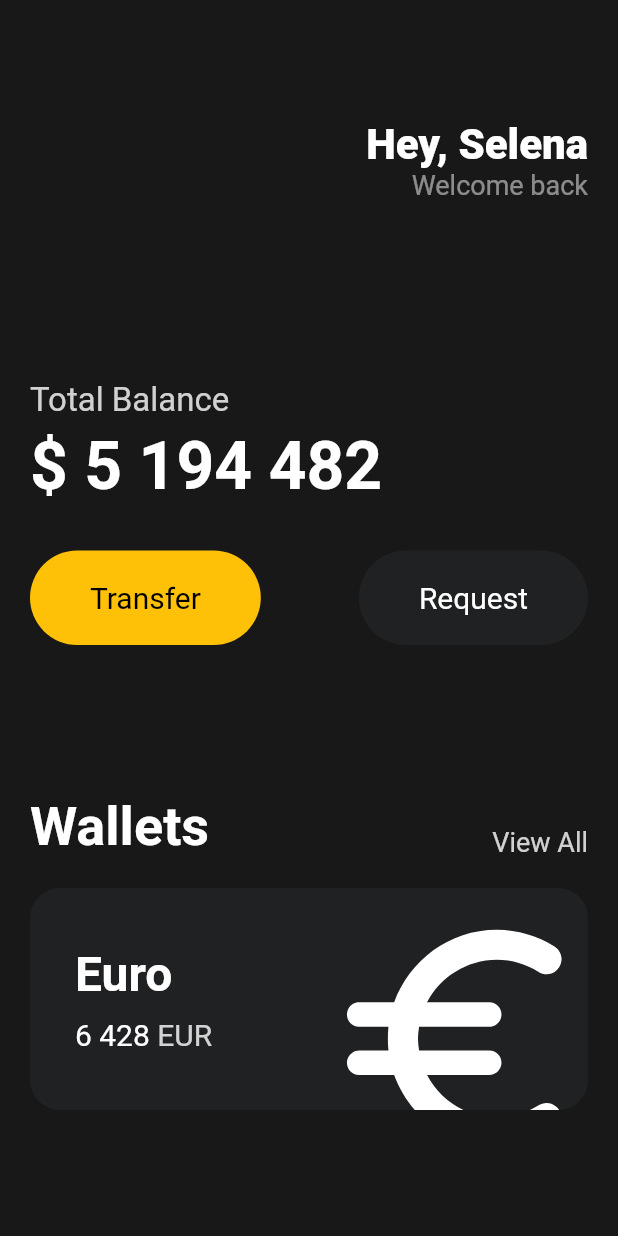
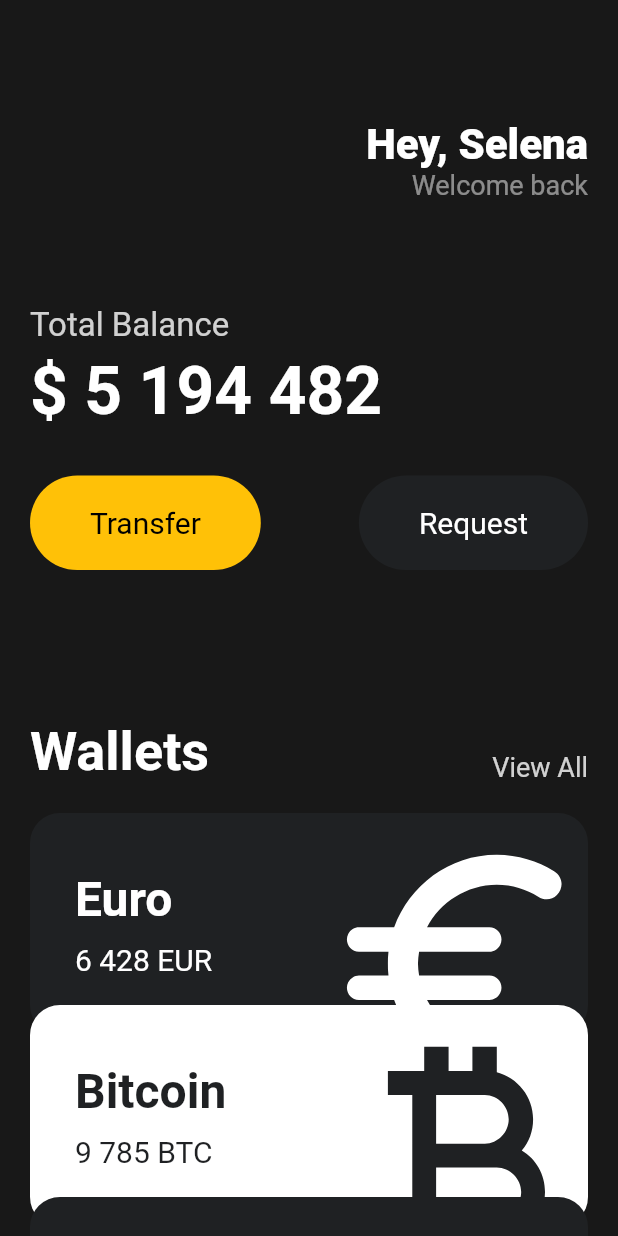
Before and after one commit to minwoo129/toonflix_flutter_ex, a Flutter app: the screen it shows after launch, on a phone screen of 412 x 824 dp. Run offline on Flutter 3.47's test engine with Material 2 defaults, Android fonts, the phone set to English and light mode, and no system bars.

Commit message:
강의 실습 코드 작성
- 강의 실습용 앱 UI 구현(6차)

```diff
--- a/lib/main.dart
+++ b/lib/main.dart
@@ -1,5 +1,6 @@
 import 'package:flutter/material.dart';
 import 'package:toonflix_flutter_ex/widgets/button.dart';
+import 'package:toonflix_flutter_ex/widgets/currency_card.dart';
 
 void main() {
   runApp(const App());
@@ -13,7 +14,8 @@
     return MaterialApp(
       home: Scaffold(
           backgroundColor: const Color(0xFF181818),
-          body: Padding(
+          body: SingleChildScrollView(
+            child: Padding(
               //padding: EdgeInsets.all(10),
               //padding: EdgeInsets.only(left: 10, top: 0, right: 10, bottom: 0),
               padding: const EdgeInsets.symmetric(horizontal: 20),
@@ -49,7 +51,7 @@
                     ],
                   ),
                   const SizedBox(
-                  height: 120,
+                    height: 70,
                   ),
                   Text(
                     'Total Balance',
@@ -112,70 +114,35 @@
                   const SizedBox(
                     height: 20,
                   ),
-                Container(
-                  clipBehavior: Clip.hardEdge,
-                  decoration: BoxDecoration(
-                    color: const Color(0xFF1F2123),
-                    borderRadius: BorderRadius.circular(20),
+                  const CurrencyCard(
+                    name: 'Euro',
+                    amount: '6 428',
+                    code: 'EUR',
+                    icon: Icons.euro_rounded,
+                    isInverted: false,
                   ),
-                  child: Padding(
-                    padding: const EdgeInsets.all(30),
-                    child: Row(
-                      mainAxisAlignment: MainAxisAlignment.spaceBetween,
-                      children: [
-                        Column(
-                          crossAxisAlignment: CrossAxisAlignment.start,
-                          children: [
-                            const Text(
-                              'Euro',
-                              style: TextStyle(
-                                color: Colors.white,
-                                fontSize: 32,
-                                fontWeight: FontWeight.w600,
+                  Transform.translate(
+                    offset: const Offset(0, -20),
+                    child: const CurrencyCard(
+                      name: 'Bitcoin',
+                      amount: '9 785',
+                      code: 'BTC',
+                      icon: Icons.currency_bitcoin,
+                      isInverted: true,
                     ),
                   ),
-                            const SizedBox(
-                              height: 10,
-                            ),
-                            Row(
-                              children: [
-                                const Text(
-                                  '6 428',
-                                  style: TextStyle(
-                                    color: Colors.white,
-                                    fontSize: 20,
-                                  ),
-                                ),
-                                const SizedBox(
-                                  width: 5,
-                                ),
-                                Text(
-                                  'EUR',
-                                  style: TextStyle(
-                                    color: Colors.white.withOpacity(0.8),
-                                    fontSize: 20,
+                  Transform.translate(
+                    offset: const Offset(0, -40),
+                    child: const CurrencyCard(
+                      name: 'Dollar',
+                      amount: '428',
+                      code: 'USD',
+                      icon: Icons.attach_money_outlined,
+                      isInverted: false,
                     ),
                   ),
                 ],
-                            )
-                          ],
               ),
-                        Transform.scale(
-                          scale: 2.2,
-                          child: Transform.translate(
-                            offset: const Offset(-5, 12),
-                            child: const Icon(
-                              Icons.euro_rounded,
-                              color: Colors.white,
-                              size: 88,
-                            ),
-                          ),
-                        )
-                      ],
-                    ),
-                  ),
-                )
-              ],
             ),
           )),
     );
--- /dev/null
+++ b/lib/widgets/currency_card.dart
@@ -0,0 +1,84 @@
+import 'package:flutter/material.dart';
+
+class CurrencyCard extends StatelessWidget {
+  final String name, code, amount;
+  final IconData icon;
+  final bool isInverted;
+
+  final blackColor = const Color(0xFF1F2123);
+
+  const CurrencyCard(
+      {super.key,
+      required this.name,
+      required this.code,
+      required this.amount,
+      required this.icon,
+      required this.isInverted});
+
+  @override
+  Widget build(BuildContext context) {
+    return Container(
+      clipBehavior: Clip.hardEdge,
+      decoration: BoxDecoration(
+        color: isInverted ? Colors.white : const Color(0xFF1F2123),
+        borderRadius: BorderRadius.circular(20),
+      ),
+      child: Padding(
+        padding: const EdgeInsets.all(30),
+        child: Row(
+          mainAxisAlignment: MainAxisAlignment.spaceBetween,
+          children: [
+            Column(
+              crossAxisAlignment: CrossAxisAlignment.start,
+              children: [
+                Text(
+                  name,
+                  style: TextStyle(
+                    color: isInverted ? blackColor : Colors.white,
+                    fontSize: 32,
+                    fontWeight: FontWeight.w600,
+                  ),
+                ),
+                const SizedBox(
+                  height: 10,
+                ),
+                Row(
+                  children: [
+                    Text(
+                      amount,
+                      style: TextStyle(
+                        color: isInverted ? blackColor : Colors.white,
+                        fontSize: 20,
+                      ),
+                    ),
+                    const SizedBox(
+                      width: 5,
+                    ),
+                    Text(
+                      code,
+                      style: TextStyle(
+                        color: isInverted ? blackColor : Colors.white,
+                        fontSize: 20,
+                      ),
+                    ),
+                  ],
+                )
+              ],
+            ),
+            Transform.scale(
+              scale: 2.2,
+              child: Transform.translate(
+                offset: const Offset(-5, 12),
+                child: Icon(
+                  icon,
+                  color: isInverted ? blackColor : Colors.white,
+                  size: 88,
+                ),
+              ),
+            )
+          ],
+        ),
+      ),
+    );
+  }
+}
```
Lines whose indentation alone changed are shown as unchanged.
